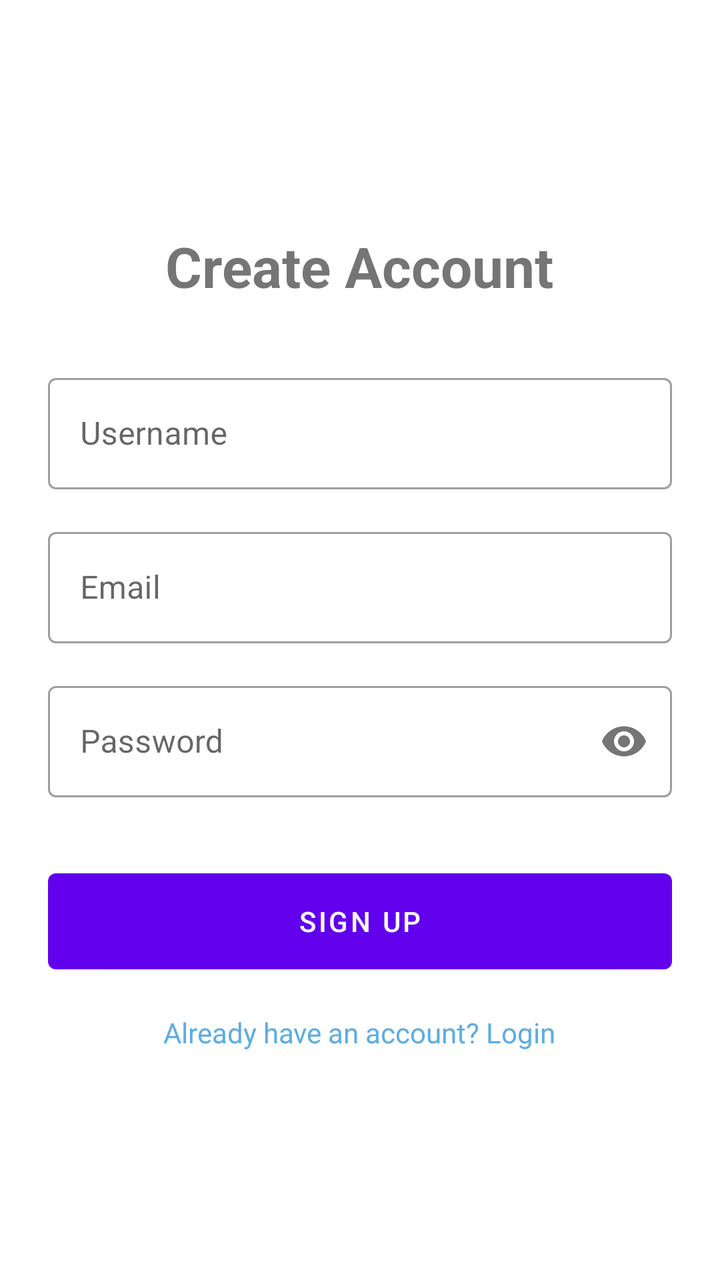
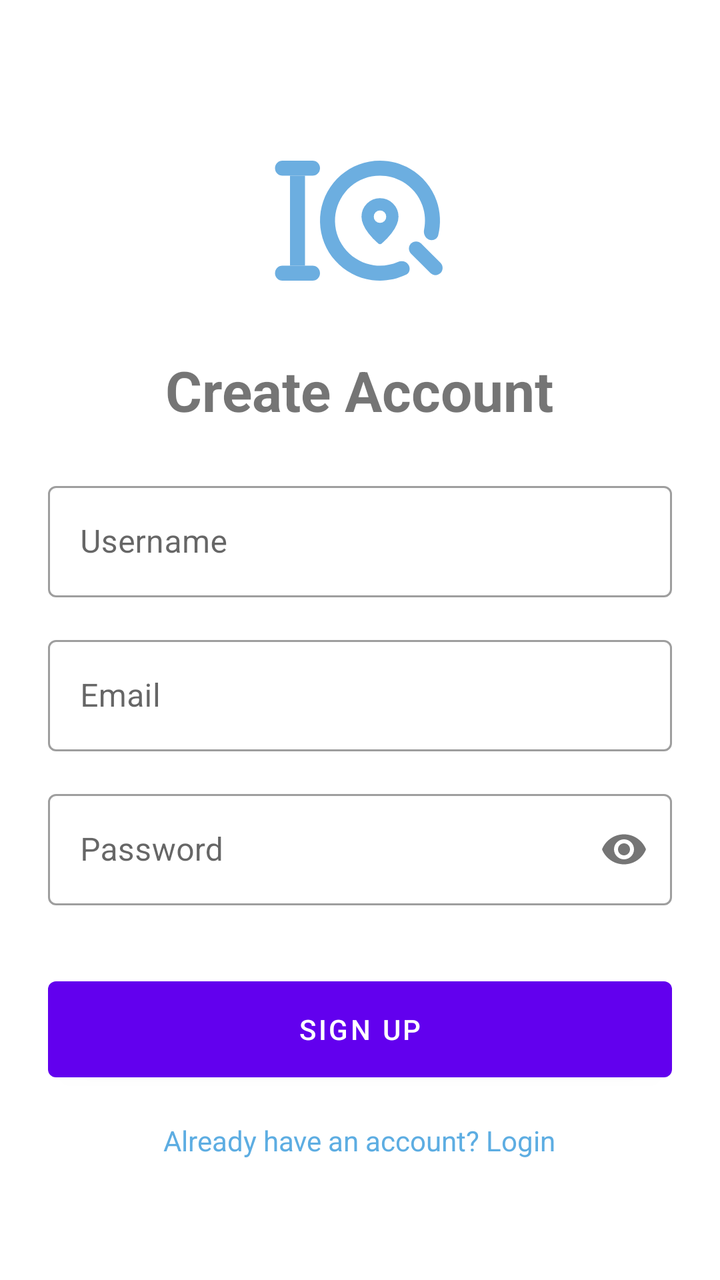

An Android layout rendered at two revisions. The XML below is the earlier revision; the diff shows what the commit changed to produce the second picture.
<!-- AndroidManifest.xml: application theme Theme.MaterialComponents.DayNight.NoActionBar -->
<!-- res/layout/activity_register.xml -->
<?xml version="1.0" encoding="utf-8"?>
<ScrollView xmlns:android="http://schemas.android.com/apk/res/android"
    xmlns:app="http://schemas.android.com/apk/res-auto"
    android:layout_width="match_parent"
    android:layout_height="match_parent"
    android:fillViewport="true">

    <LinearLayout
        android:layout_width="match_parent"
        android:layout_height="wrap_content"
        android:orientation="vertical"
        android:padding="24dp"
        android:gravity="center_vertical">

        <TextView
            android:layout_width="wrap_content"
            android:layout_height="wrap_content"
            android:text="Create Account"
            android:textSize="28sp"
            android:textStyle="bold"
            android:layout_gravity="center"
            android:layout_marginBottom="32dp"/>

        <com.google.android.material.textfield.TextInputLayout
            android:layout_width="match_parent"
            android:layout_height="wrap_content"
            android:hint="Username"
            style="@style/Widget.MaterialComponents.TextInputLayout.OutlinedBox">
            <com.google.android.material.textfield.TextInputEditText
                android:id="@+id/etRegUsername"
                android:layout_width="match_parent"
                android:layout_height="wrap_content" />
        </com.google.android.material.textfield.TextInputLayout>

        <com.google.android.material.textfield.TextInputLayout
            android:layout_width="match_parent"
            android:layout_height="wrap_content"
            android:hint="Email"
            android:layout_marginTop="16dp"
            style="@style/Widget.MaterialComponents.TextInputLayout.OutlinedBox">
            <com.google.android.material.textfield.TextInputEditText
                android:id="@+id/etRegEmail"
                android:layout_width="match_parent"
                android:layout_height="wrap_content"
                android:inputType="textEmailAddress" />
        </com.google.android.material.textfield.TextInputLayout>

        <com.google.android.material.textfield.TextInputLayout
            android:layout_width="match_parent"
            android:layout_height="wrap_content"
            android:hint="Password"
            android:layout_marginTop="16dp"
            app:passwordToggleEnabled="true"
            style="@style/Widget.MaterialComponents.TextInputLayout.OutlinedBox">
            <com.google.android.material.textfield.TextInputEditText
                android:id="@+id/etRegPassword"
                android:layout_width="match_parent"
                android:layout_height="wrap_content"
                android:inputType="textPassword" />
        </com.google.android.material.textfield.TextInputLayout>

        <Button
            android:id="@+id/btnRegister"
            android:layout_width="match_parent"
            android:layout_height="60dp"
            android:text="Sign Up"
            android:layout_marginTop="32dp" />

        <TextView
            android:id="@+id/tvLoginLink"
            android:layout_width="wrap_content"
            android:layout_height="wrap_content"
            android:text="Already have an account? Login"
            android:layout_gravity="center"
            android:layout_marginTop="16dp"
            android:textColor="@color/colorPrimary" />

    </LinearLayout>
</ScrollView>
<!-- resources referenced by this layout -->
<resources>
  <color name="colorPrimary">#5DADE2</color>
</resources>

<!-- the commit's change to res/layout/activity_register.xml (unified diff, before → after) -->
@@ -12,6 +12,14 @@
         android:padding="24dp"
         android:gravity="center_vertical">
 
+        <ImageView
+            android:id="@+id/ivRegLogo"
+            android:layout_width="100dp"
+            android:layout_height="100dp"
+            android:layout_gravity="center"
+            android:src="@drawable/logo"
+            android:layout_marginBottom="16dp" />
+
         <TextView
             android:layout_width="wrap_content"
             android:layout_height="wrap_content"
@@ -19,7 +27,7 @@
             android:textSize="28sp"
             android:textStyle="bold"
             android:layout_gravity="center"
-            android:layout_marginBottom="32dp"/>
+            android:layout_marginBottom="24dp"/>
 
         <com.google.android.material.textfield.TextInputLayout
             android:layout_width="match_parent"
<!-- resource entries referenced after the edit -->
@@ -1,5 +1,6 @@
 <!-- resources referenced by this layout -->
 <resources>
   <color name="colorPrimary">#5DADE2</color>
+  <!-- drawable logo: vector/xml drawable (drawable, 2697 chars, omitted) -->
 </resources>
 
